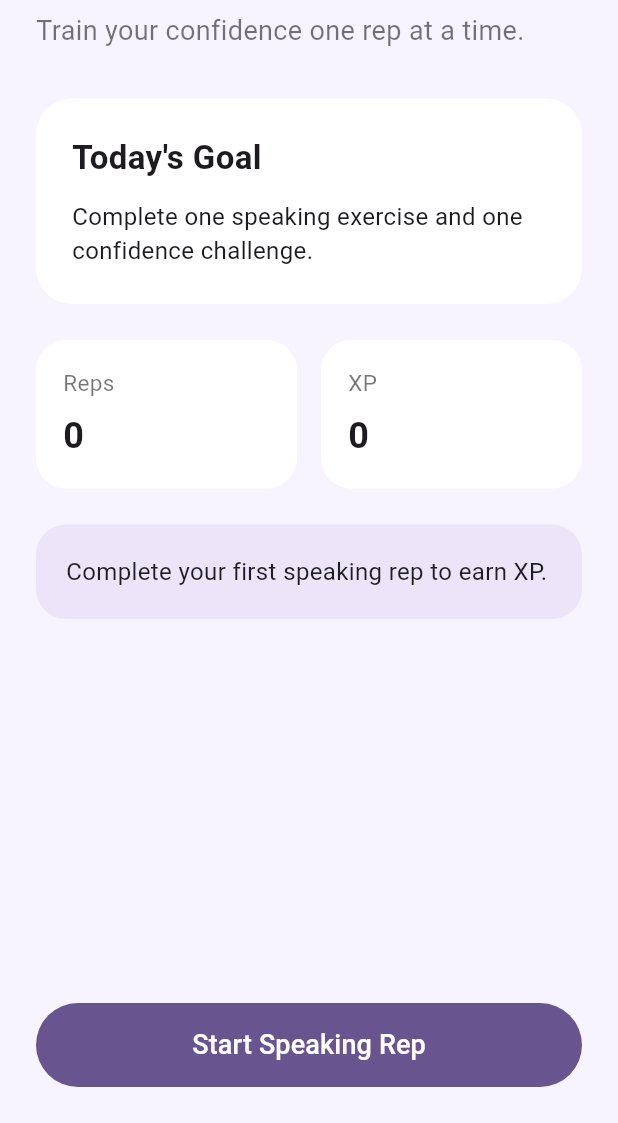
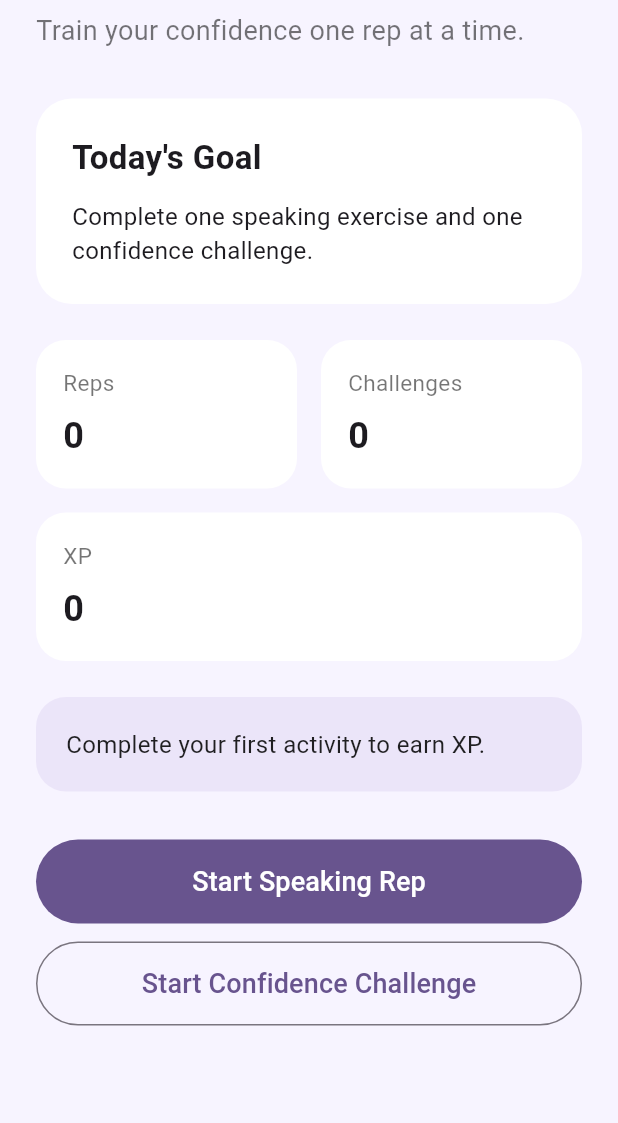
Before and after one commit to afrowillo/socialgym, a Flutter app: the screen it shows after launch, on a phone screen of 412 x 824 dp, the part 113-1236 px from its top. Run offline on Flutter 3.47's test engine with Material 3 defaults, Android fonts, the phone set to English and light mode, and no system bars.

Commit message:
Fix XP card layout

```diff
--- a/lib/screens/home_screen.dart
+++ b/lib/screens/home_screen.dart
@@ -2,6 +2,7 @@ import 'package:flutter/material.dart';
 
 import '../widgets/stat_card.dart';
 import 'prompt_screen.dart';
+import 'challenge_screen.dart';
 
 class HomeScreen extends StatefulWidget {
   const HomeScreen({super.key});
@@ -13,6 +14,7 @@ class HomeScreen extends StatefulWidget {
 class _HomeScreenState extends State<HomeScreen> {
   int xp = 0;
   int completedReps = 0;
+  int completedChallenges = 0;
 
   Future<void> startSpeakingSession(BuildContext context) async {
     final bool? repCompleted = await Navigator.push(
@@ -30,11 +32,28 @@ class _HomeScreenState extends State<HomeScreen> {
     }
   }
 
+  Future<void> startChallenge(BuildContext context) async {
+    final bool? challengeCompleted = await Navigator.push(
+      context,
+      MaterialPageRoute(
+        builder: (context) => const ChallengeScreen(),
+      ),
+    );
+
+    if (challengeCompleted == true) {
+      setState(() {
+        xp += 20;
+        completedChallenges++;
+      });
+    }
+  }
+
   @override
   Widget build(BuildContext context) {
     return Scaffold(
       backgroundColor: const Color(0xFFF7F4FF),
       body: SafeArea(
+        child: SingleChildScrollView(
           child: Padding(
             padding: const EdgeInsets.all(24),
             child: Column(
@@ -93,23 +112,31 @@ class _HomeScreenState extends State<HomeScreen> {
                     const SizedBox(width: 16),
                     Expanded(
                       child: StatCard(
+                        title: "Challenges",
+                        value: "$completedChallenges",
+                      ),
+                    ),
+                  ],
+                ),
+                const SizedBox(height: 16),
+                SizedBox(
+                 width: double.infinity,
+                 child: StatCard(
                   title: "XP",
                   value: "$xp",
                  ),
-                  ),
-                ],
                 ),
                 const SizedBox(height: 24),
                 Container(
                   width: double.infinity,
                   padding: const EdgeInsets.all(20),
                   decoration: BoxDecoration(
-                  color: Colors.deepPurple.withOpacity(0.08),
+                    color: Colors.deepPurple.withValues(alpha: 0.08),
                     borderRadius: BorderRadius.circular(20),
                   ),
                   child: Text(
                     xp == 0
-                      ? "Complete your first speaking rep to earn XP."
+                        ? "Complete your first activity to earn XP."
                         : "Nice. You have earned $xp XP so far.",
                     style: const TextStyle(
                       fontSize: 16,
@@ -117,7 +144,7 @@ class _HomeScreenState extends State<HomeScreen> {
                     ),
                   ),
                 ),
-              const Spacer(),
+                const SizedBox(height: 32),
                 SizedBox(
                   width: double.infinity,
                   height: 56,
@@ -129,7 +156,20 @@ class _HomeScreenState extends State<HomeScreen> {
                     ),
                   ),
                 ),
+                const SizedBox(height: 12),
+                SizedBox(
+                  width: double.infinity,
+                  height: 56,
+                  child: OutlinedButton(
+                    onPressed: () => startChallenge(context),
+                    child: const Text(
+                      "Start Confidence Challenge",
+                      style: TextStyle(fontSize: 18),
+                    ),
+                  ),
+                ),
               ],
+            ),
           ),
         ),
       ),
```
Also changed, not shown: lib/data/confidence_challenges.dart (added, +12 -0 lines), lib/screens/challenge_screen.dart (added, +107 -0 lines). Lines whose indentation alone changed are shown as unchanged.
